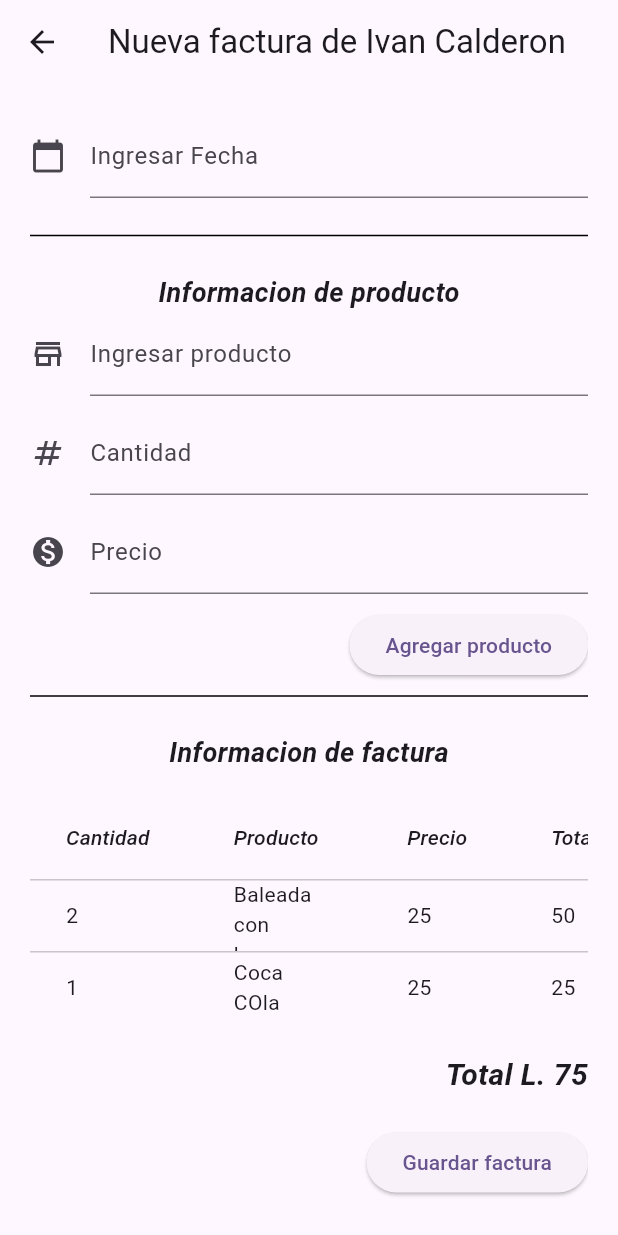
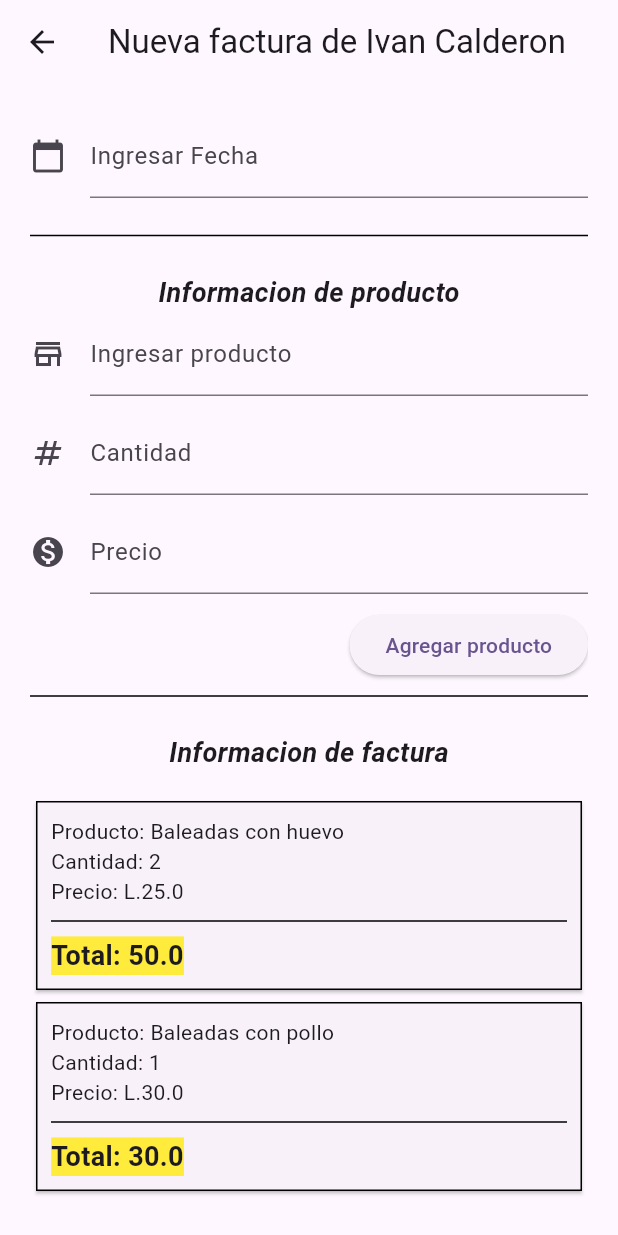
Before and after one commit to MendezOscar/merendero_suyapa, a Flutter app: the AddInvoice screen opened directly, on a phone screen of 412 x 824 dp. Run offline on Flutter 3.47's test engine with Material 2 defaults, Android fonts, the phone set to English and light mode, and no system bars.

Commit message:
finalizando pantalla de agregar y visualizar factura

```diff
--- a/lib/presentation/add_invoice.dart
+++ b/lib/presentation/add_invoice.dart
@@ -1,5 +1,6 @@
 import 'package:flutter/material.dart';
 import 'package:intl/intl.dart';
+import 'package:merendero_suyapa/presentation/widgets/card_information_product.dart';
 
 class AddInvoice extends StatefulWidget {
   final String client;
@@ -136,70 +137,32 @@ class _DetailsState extends State<Details> {
               const SizedBox(
                 height: 15,
               ),
-              Column(
+              const Column(
                 children: [
-                  const Text(
+                  Text(
                     'Informacion de factura',
                     style: TextStyle(
                         fontSize: 18,
                         fontWeight: FontWeight.bold,
                         fontStyle: FontStyle.italic),
                   ),
-                  const SizedBox(
+                  SizedBox(
                     height: 15,
                   ),
-                  DataTable(
-                    columns: const <DataColumn>[
-                      DataColumn(
-                        label: Text(
-                          'Cantidad',
-                          style: TextStyle(fontStyle: FontStyle.italic),
-                        ),
-                      ),
-                      DataColumn(
-                        label: Expanded(
-                          child: Text(
-                            'Producto',
-                            style: TextStyle(fontStyle: FontStyle.italic),
-                          ),
-                        ),
-                      ),
-                      DataColumn(
-                        label: Text(
-                          'Precio',
-                          style: TextStyle(fontStyle: FontStyle.italic),
-                        ),
-                      ),
-                      DataColumn(
-                        label: Text(
-                          'Total',
-                          style: TextStyle(fontStyle: FontStyle.italic),
-                        ),
-                      )
-                    ],
-                    rows: const <DataRow>[
-                      DataRow(
-                        cells: <DataCell>[
-                          DataCell(Text('2')),
-                          DataCell(Text('Baleada con huevo y aguacate')),
-                          DataCell(Text('25')),
-                          DataCell(Text('50')),
-                        ],
-                      ),
-                      DataRow(
-                        cells: <DataCell>[
-                          DataCell(Text('1')),
-                          DataCell(Text('Coca COla')),
-                          DataCell(Text('25')),
-                          DataCell(Text('25')),
-                        ],
-                      ),
-                    ],
-                  ),
-                  const SizedBox(
+                  CardInformationProduct(
+                  productName: 'Baleadas con huevo',
+                  quantity: 2,
+                  price: 25,
+                  total: 50,),
+                  CardInformationProduct(
+                  productName: 'Baleadas con pollo',
+                  quantity: 1,
+                  price: 30,
+                  total: 30,),
+                  SizedBox(
                     height: 20,
                   ),
-                  const Row(
+                  Row(
                     mainAxisAlignment: MainAxisAlignment.end,
                     children: [
                       Text(
--- a/lib/presentation/view_invoice.dart
+++ b/lib/presentation/view_invoice.dart
@@ -1,5 +1,5 @@
-
 import 'package:flutter/material.dart';
+import 'package:merendero_suyapa/presentation/widgets/card_information_product.dart';
 
 class ViewInvoice extends StatelessWidget {
   const ViewInvoice({super.key});
@@ -8,6 +8,30 @@ class ViewInvoice extends StatelessWidget {
   Widget build(BuildContext context) {
     return Scaffold(
       appBar: AppBar(title: const Text('Detalle de factura')),
+      body: const Padding(
+        padding: EdgeInsets.all(16),
+        child: Column(
+          children: [
+            SizedBox(height: 20),
+            Text('Fecha: 9/15/23',
+                style: TextStyle(
+                    fontSize: 15,
+                    fontWeight: FontWeight.bold,
+                    fontStyle: FontStyle.italic)),
+            SizedBox(height: 20),
+            CardInformationProduct(
+                  productName: 'Baleadas con huevo',
+                  quantity: 2,
+                  price: 25,
+                  total: 50,),
+            Divider(
+              height: 50,
+              color: Colors.black,
+            ),
+            Text('Total final: L.50',style: TextStyle(fontSize: 20, fontWeight: FontWeight.bold) ,)
+          ],
+        ),
+      ),
     );
   }
 }
--- /dev/null
+++ b/lib/presentation/widgets/card_information_product.dart
@@ -0,0 +1,50 @@
+import 'package:flutter/material.dart';
+
+class CardInformationProduct extends StatelessWidget {
+  final String productName;
+  final int quantity;
+  final double price;
+  final double total;
+
+  const CardInformationProduct({
+    super.key,
+    required this.productName,
+    required this.quantity,
+    required this.price, required this.total,
+  });
+
+  @override
+  Widget build(BuildContext context) {
+    return Card(
+      shape: const Border(
+          top: BorderSide(
+            color: Colors.black,
+          ),
+          bottom: BorderSide(color: Colors.black),
+          left: BorderSide(color: Colors.black),
+          right: BorderSide(color: Colors.black)),
+      child: Padding(
+        padding: const EdgeInsets.all(10),
+        child: Column(
+          crossAxisAlignment: CrossAxisAlignment.start,
+          children: [
+            Text('Producto: $productName'),
+            Text('Cantidad: $quantity'),
+            Text('Precio: L.$price'),
+            const Divider(
+              height: 20,
+              color: Colors.black,
+            ),
+             Text(
+              'Total: $total',
+              style: const TextStyle(
+                  fontSize: 18,
+                  fontWeight: FontWeight.bold,
+                  backgroundColor: Colors.yellow),
+            )
+          ],
+        ),
+      ),
+    );
+  }
+}
```
